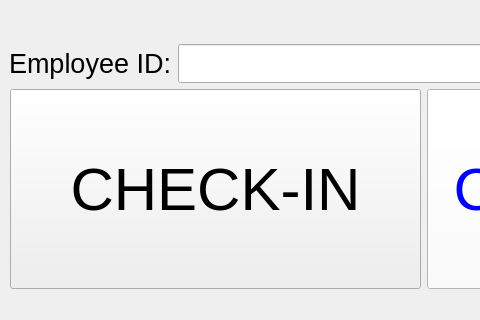
Capstone-RFID/Code, file ui/Etek_main_window.ui: the form before one commit; both pictures show x 0 to 480 and y 190 to 510 of the 847 by 510 pixel window.
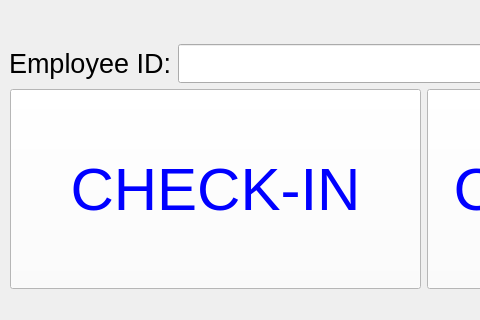
The form after the commit.

```diff
--- a/ui/Etek_main_window.ui
+++ b/ui/Etek_main_window.ui
@@ -85,6 +85,10 @@
           <pointsize>45</pointsize>
          </font>
         </property>
+        <property name="styleSheet">
+         <string notr="true">background-color: rgb(255, 255, 255);
+color: rgb(0, 0, 255);</string>
+        </property>
         <property name="text">
          <string>CHECK-IN</string>
         </property>
```
